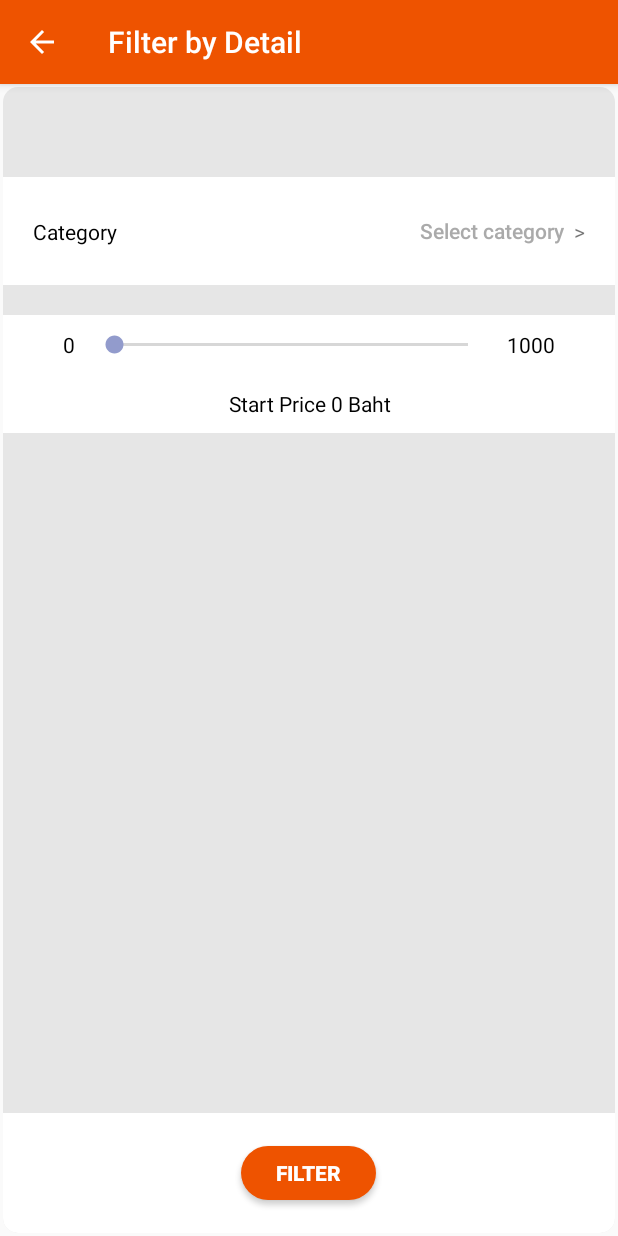
After one commit to dottydaily/TanderAndroid, an Android app: the FilterPopUpWindow screen opened directly, with no data from a screen before it, on a phone screen of 412 x 824 dp. The commit adds this screen. Run offline under Robolectric (Android 15) with nearby library versions, the phone set to English and light mode, and no system bars.

Commit message:
Implement filter page, category list(undone)

```diff
--- a/app/build.gradle
+++ b/app/build.gradle
@@ -50,10 +50,12 @@ dependencies {
     implementation 'androidx.lifecycle:lifecycle-extensions:2.2.0'
     implementation 'androidx.navigation:navigation-fragment-ktx:2.2.2'
     implementation 'androidx.navigation:navigation-ui-ktx:2.2.2'
+    implementation 'androidx.cardview:cardview:1.0.0'
     implementation 'com.google.android.gms:play-services-maps:17.0.0'
     implementation 'com.google.android.gms:play-services-location:17.0.0'
     implementation 'com.android.volley:volley:1.1.1'
     implementation 'com.beust:klaxon:5.2'
+    implementation 'androidx.legacy:legacy-support-core-utils:1.0.0'
     testImplementation 'junit:junit:4.12'
     androidTestImplementation 'androidx.test.ext:junit:1.1.1'
     androidTestImplementation 'androidx.test.espresso:espresso-core:3.2.0'
--- a/app/src/main/java/th/ku/tander/ui/map/MapFragment.kt
+++ b/app/src/main/java/th/ku/tander/ui/map/MapFragment.kt
@@ -79,7 +79,7 @@ class MapFragment : Fragment(), OnMapReadyCallback {
 
             // request
             val url = "https://tander-webservice.an.r.appspot.com/restaurants/search/" +
-                    "?radius=2000&lat=${currentLocation?.latitude}&lon=${currentLocation?.longitude}"
+                    "?lat=${currentLocation?.latitude}&lon=${currentLocation?.longitude}"
             println(url)
             val restaurantRequest = JsonArrayRequest(Request.Method.GET, url, null,
                 Response.Listener { response ->
--- /dev/null
+++ b/app/src/main/java/th/ku/tander/ui/search/FilterPopUpWindow.kt
@@ -0,0 +1,77 @@
+package th.ku.tander.ui.search
+
+import android.app.Activity
+import android.content.Intent
+import android.graphics.Color
+import androidx.appcompat.app.AppCompatActivity
+import android.os.Bundle
+import android.view.MenuItem
+import android.view.MotionEvent
+import android.widget.SeekBar
+import kotlinx.android.synthetic.main.activity_pop_up_window.*
+import th.ku.tander.R
+
+class FilterPopUpWindow : AppCompatActivity() {
+
+    private var startPrice: Int = 0
+    private var category: String = "NONE"
+    private var keyword: String? = null
+
+    override fun onCreate(savedInstanceState: Bundle?) {
+        super.onCreate(savedInstanceState)
+        setContentView(R.layout.activity_pop_up_window)
+
+        this.keyword = intent.getStringExtra("keyword")
+
+        filter_seekbar.setOnSeekBarChangeListener(object: SeekBar.OnSeekBarChangeListener {
+            // update text status "Start Price _____ Baht.
+            override fun onProgressChanged(seekBar: SeekBar?, progress: Int, fromUser: Boolean) {
+                startPrice = progress
+                start_price_textview.text = "Start Price ${startPrice} Baht."
+            }
+
+            override fun onStartTrackingTouch(seekBar: SeekBar?) {
+                // do nothing
+            }
+
+            override fun onStopTrackingTouch(seekBar: SeekBar?) {
+                // do nothing
+            }
+        })
+
+        goto_category_list_button.setOnTouchListener { v, event ->
+            if (event.action == MotionEvent.ACTION_DOWN) {
+                goto_category_list_button.setBackgroundColor(Color.parseColor("#FFEFEFEF"))
+                print("Press")
+            } else if (event.action == MotionEvent.ACTION_UP) {
+                goto_category_list_button.setBackgroundColor(Color.WHITE)
+
+                val categoryList = Intent(this, CategorySelectActivity::class.java)
+                startActivityForResult(categoryList, 0)
+                print("Release")
+            }
+            true
+        }
+
+        supportActionBar?.title = "Filter by Detail"
+    }
+
+    override fun onOptionsItemSelected(item: MenuItem): Boolean = when(item.itemId) {
+        // handle back button on action bar
+        android.R.id.home -> {
+            val intent = Intent()
+            intent.putExtra("startPrice", startPrice)
+            intent.putExtra("category", category)
+            intent.putExtra("search", keyword)
+
+            setResult(Activity.RESULT_OK, intent)
+            finish()
+
+            print("Send back to search page : shabu")
+            true
+        }
+        else -> {
+            super.onOptionsItemSelected(item)
+        }
+    }
+}
--- /dev/null
+++ b/app/src/main/res/drawable/button_background.xml
@@ -0,0 +1,6 @@
+<?xml version="1.0" encoding="utf-8"?>
+<shape xmlns:android="http://schemas.android.com/apk/res/android"
+    android:shape="rectangle">
+    <solid android:color="@color/colorPrimary" />
+    <corners android:radius="20dp"/>
+</shape>
--- /dev/null
+++ b/app/src/main/res/layout/activity_pop_up_window.xml
@@ -0,0 +1,158 @@
+<?xml version="1.0" encoding="utf-8"?>
+<androidx.constraintlayout.widget.ConstraintLayout xmlns:android="http://schemas.android.com/apk/res/android"
+    xmlns:app="http://schemas.android.com/apk/res-auto"
+    xmlns:tools="http://schemas.android.com/tools"
+    android:layout_width="match_parent"
+    android:layout_height="match_parent"
+    tools:context=".ui.search.FilterPopUpWindow">
+
+    <androidx.cardview.widget.CardView
+        android:id="@+id/popup_filter_cardview"
+        android:layout_width="match_parent"
+        android:layout_height="match_parent"
+        android:layout_margin="2dp"
+        app:cardBackgroundColor="@android:color/white"
+        app:cardCornerRadius="10dp"
+        app:cardElevation="0dp"
+        app:cardMaxElevation="0dp"
+        app:cardPreventCornerOverlap="false"
+        app:layout_constraintStart_toStartOf="parent"
+        app:layout_constraintEnd_toEndOf="parent"
+        app:layout_constraintBottom_toBottomOf="parent">
+
+        <androidx.constraintlayout.widget.ConstraintLayout
+            android:layout_width="match_parent"
+            android:layout_height="match_parent"
+            android:background="#E6E6E6">
+
+            <androidx.constraintlayout.widget.ConstraintLayout
+                android:id="@+id/category_bar"
+                android:layout_width="match_parent"
+                android:layout_height="wrap_content"
+                android:layout_marginTop="60dp"
+                android:paddingHorizontal="20dp"
+                android:paddingVertical="12dp"
+                android:background="@android:color/white"
+                android:paddingTop="4dp"
+                android:paddingBottom="4dp"
+                app:layout_constraintEnd_toEndOf="parent"
+                app:layout_constraintStart_toStartOf="parent"
+                app:layout_constraintTop_toTopOf="parent">
+
+                <TextView
+                    android:layout_width="wrap_content"
+                    android:layout_height="wrap_content"
+                    android:textColor="@android:color/black"
+                    android:text="@string/popup_category_string"
+                    app:layout_constraintTop_toTopOf="parent"
+                    app:layout_constraintStart_toStartOf="parent"
+                    app:layout_constraintBottom_toBottomOf="parent"/>
+
+                <Button
+                    android:id="@+id/goto_category_list_button"
+                    android:layout_width="wrap_content"
+                    android:layout_height="wrap_content"
+                    android:text="@string/popup_category_hint"
+                    android:textColor="@android:color/darker_gray"
+                    android:textAllCaps="false"
+                    android:background="@android:color/white"
+                    android:shadowColor="@android:color/darker_gray"
+                    style="?attr/borderlessButtonStyle"
+                    app:layout_constraintTop_toTopOf="parent"
+                    app:layout_constraintEnd_toStartOf="@id/next_arrow"
+                    app:layout_constraintBottom_toBottomOf="parent"/>
+
+                <TextView
+                    android:id="@+id/next_arrow"
+                    android:layout_width="wrap_content"
+                    android:layout_height="wrap_content"
+                    android:paddingStart="6dp"
+                    android:text=">"
+                    android:textAlignment="viewEnd"
+                    app:layout_constraintTop_toTopOf="parent"
+                    app:layout_constraintEnd_toEndOf="parent"
+                    app:layout_constraintBottom_toBottomOf="parent"/>
+            </androidx.constraintlayout.widget.ConstraintLayout>
+
+            <LinearLayout
+                android:id="@+id/filter_layout"
+                android:layout_width="0dp"
+                android:layout_height="wrap_content"
+                android:layout_marginTop="20dp"
+                android:background="@android:color/white"
+                android:orientation="vertical"
+                app:layout_constraintTop_toBottomOf="@+id/category_bar"
+                app:layout_constraintStart_toStartOf="parent"
+                app:layout_constraintEnd_toEndOf="parent">
+
+                <androidx.constraintlayout.widget.ConstraintLayout
+                    android:layout_width="match_parent"
+                    android:layout_height="wrap_content" >
+
+                    <TextView
+                        android:id="@+id/start_price_min_price"
+                        android:layout_width="wrap_content"
+                        android:layout_height="0dp"
+                        android:layout_marginStart="30dp"
+                        android:padding="10dp"
+                        android:text="0"
+                        android:textColor="@android:color/black"
+                        app:layout_constraintTop_toTopOf="parent"
+                        app:layout_constraintStart_toStartOf="parent" />
+                    <SeekBar
+                        android:id="@+id/filter_seekbar"
+                        android:layout_width="0dp"
+                        android:layout_height="0dp"
+                        android:padding="20dp"
+                        android:max="1000"
+                        android:min="0"
+                        app:layout_constraintTop_toTopOf="parent"
+                        app:layout_constraintStart_toEndOf="@+id/start_price_min_price"
+                        app:layout_constraintEnd_toStartOf="@+id/start_price_max_price"
+                        app:layout_constraintBottom_toBottomOf="parent"/>
+                    <TextView
+                        android:id="@+id/start_price_max_price"
+                        android:layout_width="wrap_content"
+                        android:layout_height="0dp"
+                        android:layout_marginEnd="30dp"
+                        android:padding="10dp"
+                        android:text="1000"
+                        android:textColor="@android:color/black"
+                        app:layout_constraintTop_toTopOf="parent"
+                        app:layout_constraintStart_toEndOf="@id/filter_seekbar"
+                        app:layout_constraintEnd_toEndOf="parent"/>
+                </androidx.constraintlayout.widget.ConstraintLayout>
+
+                <TextView
+                    android:id="@+id/start_price_textview"
+                    android:layout_width="match_parent"
+                    android:layout_height="wrap_content"
+                    android:padding="10dp"
+                    android:textAlignment="center"
+                    android:text="@string/start_price_text"
+                    android:textColor="@android:color/black" />
+            </LinearLayout>
+
+            <LinearLayout
+                android:id="@+id/filter_button_bar"
+                android:layout_width="match_parent"
+                android:layout_height="80dp"
+                android:orientation="horizontal"
+                android:gravity="center"
+                android:background="@android:color/white"
+                app:layout_constraintBottom_toBottomOf="parent">
+
+                <Button
+                    android:id="@+id/filter_button"
+                    android:layout_width="90dp"
+                    android:layout_height="36dp"
+                    android:layout_margin="20dp"
+                    android:background="@drawable/button_background"
+                    android:text="@string/filter_button_text"
+                    android:textStyle="bold"
+                    android:textColor="@android:color/white"/>
+            </LinearLayout>
+        </androidx.constraintlayout.widget.ConstraintLayout>
+    </androidx.cardview.widget.CardView>
+
+</androidx.constraintlayout.widget.ConstraintLayout>
--- a/app/src/main/res/values/colors.xml
+++ b/app/src/main/res/values/colors.xml
@@ -5,4 +5,5 @@
     <color name="colorAccent">#929BCC</color>
     <color name="colorProgressTintBackground">#4A4D5E</color>
     <color name="colorSearchBar">#E8E8E8</color>
+    <color name="colorButton">#FFFFFF</color>
 </resources>
--- a/app/src/main/res/values/strings.xml
+++ b/app/src/main/res/values/strings.xml
@@ -85,4 +85,11 @@ W/th.ku.tander: Accessing hidden method Lsun/misc/Unsafe;->getObject(Ljava/lang/
 W/th.ku.tander: Accessing hidden method Lsun/misc/Unsafe;->getObject(Ljava/lang/Object;J)Ljava/lang/Object; (greylist, linking, allowed)
 I/System.out: Launching Search Activity
 I/System.out: On Pause</string>
+    <string name="popup_category_string">Category</string>
+    <string name="start_price_text">Start Price 0 Baht</string>
+    <string name="popup_category_hint">Select category</string>
+    <string name="cancel_button_text">Cancel</string>
+    <string name="filter_button_text">Filter</string>
+    <string name="category_select_cancel_button_text">Cancel</string>
+    <string name="category_select_button_text">Select</string>
 </resources>
--- a/app/src/main/res/values/styles.xml
+++ b/app/src/main/res/values/styles.xml
@@ -14,6 +14,11 @@
         <item name="windowNoTitle">true</item>
     </style>
 
+    <!-- Support Actionbar -->
+    <style name="supportActionBarWhite" parent="ThemeOverlay.AppCompat.ActionBar">
+        <item name="colorControlNormal">@android:color/white</item>
+    </style>
+
     <!-- Divider for tablelayout -->
     <style name="Divider">
         <item name="android:layout_width">match_parent</item>
```
Also changed, not shown: app/src/main/AndroidManifest.xml (+14 -6 lines), app/src/main/java/th/ku/tander/ui/search/CategorySelectActivity.kt (added, +16 -0 lines), app/src/main/java/th/ku/tander/ui/search/SearchActivity.kt (+75 -7 lines), app/src/main/res/drawable-anydpi/ic_filter_list.xml (added, +14 -0 lines), app/src/main/res/layout/activity_category_select.xml (added, +61 -0 lines), app/src/main/res/layout/activity_search.xml (+16 -2 lines), app/src/main/res/menu/filter_menu.xml (added, +10 -0 lines), app/src/main/res/drawable-hdpi/ic_filter_list.png (added), app/src/main/res/drawable-mdpi/ic_filter_list.png (added), app/src/main/res/drawable-xhdpi/ic_filter_list.png (added), app/src/main/res/drawable-xxhdpi/ic_filter_list.png (added).
